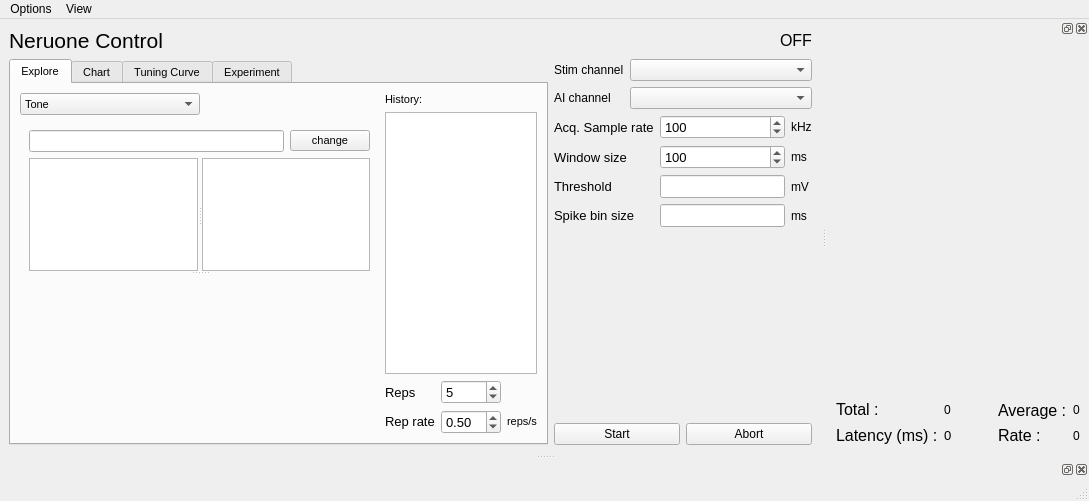
First picture: the form in spikeylab/main/main_control.ui, repository portfors-lab/sparkle, before the edit.
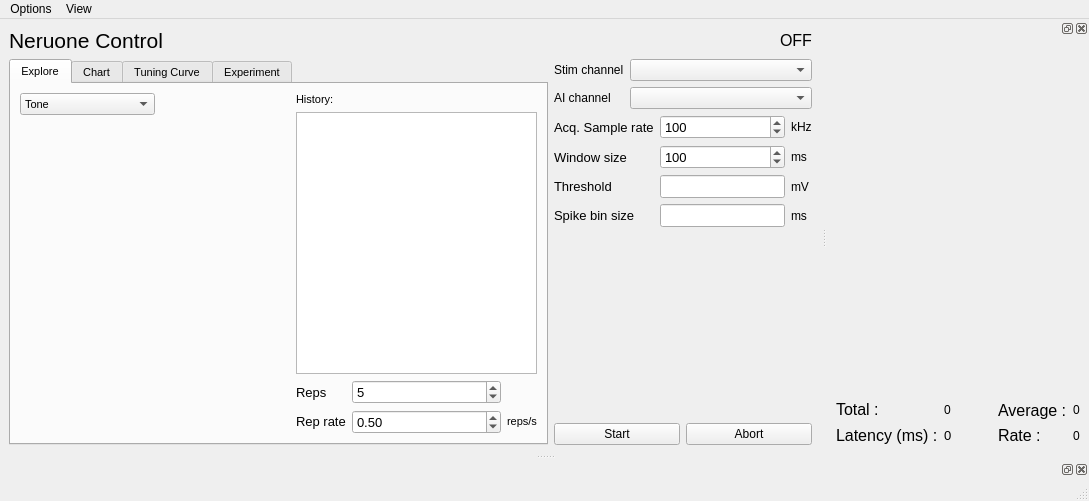
Second picture: the form after the edit. The open tabs and pages were chosen to show the change. Custom widgets are drawn as their Qt base class.

Commit message: using single class for vocal parameters (protocol and explore)

Patch:
```diff
--- a/spikeylab/main/main_control.ui
+++ b/spikeylab/main/main_control.ui
@@ -423,53 +423,12 @@
               </widget>
               <widget class="QWidget" name="page_3">
                <layout class="QVBoxLayout" name="verticalLayout_7">
-                <item>
-                 <layout class="QHBoxLayout" name="horizontalLayout_6">
-                  <item>
-                   <widget class="QLineEdit" name="wavrootdir_lnedt"/>
-                  </item>
-                  <item>
-                   <widget class="QPushButton" name="wavrootdir_btn">
-                    <property name="text">
-                     <string>change</string>
-                    </property>
-                   </widget>
-                  </item>
-                 </layout>
-                </item>
                 <item>
                  <widget class="QSplitter" name="splitter_2">
                   <property name="orientation">
                    <enum>Qt::Vertical</enum>
                   </property>
-                  <widget class="QSplitter" name="splitter">
-                   <property name="orientation">
-                    <enum>Qt::Horizontal</enum>
-                   </property>
-                   <widget class="QTreeView" name="filetree_view"/>
-                   <widget class="QListView" name="filelist_view">
-                    <property name="sizePolicy">
-                     <sizepolicy hsizetype="Expanding" vsizetype="Expanding">
-                      <horstretch>0</horstretch>
-                      <verstretch>0</verstretch>
-                     </sizepolicy>
-                    </property>
-                   </widget>
-                  </widget>
-                  <widget class="ImageWidget" name="spec_preview" native="true">
-                   <property name="sizePolicy">
-                    <sizepolicy hsizetype="Preferred" vsizetype="Expanding">
-                     <horstretch>0</horstretch>
-                     <verstretch>0</verstretch>
-                    </sizepolicy>
-                   </property>
-                   <property name="minimumSize">
-                    <size>
-                     <width>0</width>
-                     <height>150</height>
-                    </size>
-                   </property>
-                  </widget>
+                  <widget class="VocalParameterWidget" name="exvocal" native="true"/>
                  </widget>
                 </item>
                </layout>
@@ -1561,12 +1520,6 @@
   </action>
  </widget>
  <customwidgets>
-  <customwidget>
-   <class>ImageWidget</class>
-   <extends>QWidget</extends>
-   <header>spikeylab.plotting.chacoplots</header>
-   <container>1</container>
-  </customwidget>
   <customwidget>
    <class>ProtocolDisplay</class>
    <extends>QWidget</extends>
@@ -1585,6 +1538,12 @@
    <header>spikeylab.stim.tone_parameters</header>
    <container>1</container>
   </customwidget>
+  <customwidget>
+   <class>VocalParameterWidget</class>
+   <extends>QWidget</extends>
+   <header>spikeylab.stim.vocal_parameters</header>
+   <container>1</container>
+  </customwidget>
  </customwidgets>
  <resources/>
  <connections>
```
Left out of the diff: 66 changed lines with no effect on the pictures. The commit also changes 5 other files.
